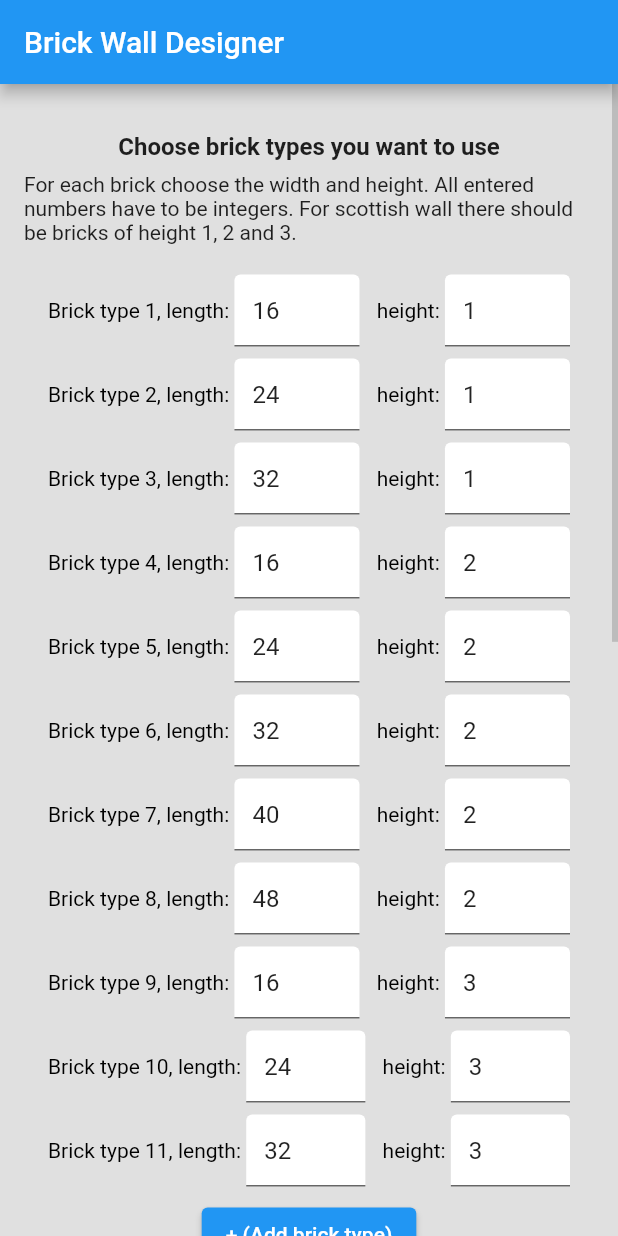
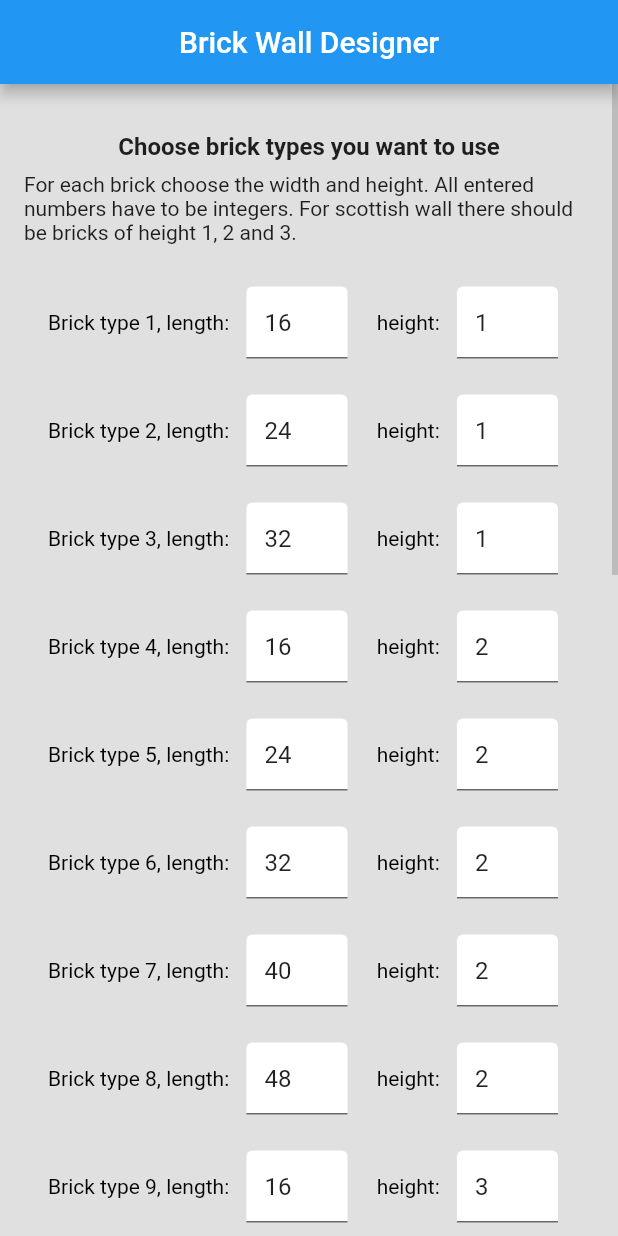
Before and after one commit to AriJordan/BrickWallDesigner, a Flutter app: the screen it shows after launch, on a phone screen of 412 x 824 dp. Run offline on Flutter 3.47's test engine with Material 2 defaults, Android fonts, the phone set to English and light mode, and no system bars; our stand-ins replace screenshot, tuple; missing offline and left inert: universal_html.

Commit message:
Add more spacing and other small

```diff
--- a/lib/main.dart
+++ b/lib/main.dart
@@ -186,7 +186,7 @@ class _MyHomePageState extends State<MyHomePage> {
       child: Scaffold(
         backgroundColor: Colors.grey[300],
         appBar: AppBar(
-          title: Text(widget.title),
+          title: Center(child: Text(widget.title)),
         ),
         body: Center(
           child: Scrollbar(
@@ -253,12 +253,34 @@ class _MyHomePageState extends State<MyHomePage> {
                         } else if (index == brickLengths.length + 2) {
                           // Wall dimensions
                           return ListTile(
-                            title: const Text(
-                              'Wall dimensions (length, height), needs to be integer.',
+                            title: Center(
+                              child: Column(
+                                children: const [
+                                  SizedBox(
+                                    height: 8,
+                                  ),
+                                  Text(
+                                    'Wall dimensions',
+                                    style: TextStyle(
+                                      fontSize: 16,
+                                      fontWeight: FontWeight.bold,
+                                    ),
+                                  ),
+                                  SizedBox(
+                                    height: 8,
+                                  )
+                                ],
+                              ),
                             ),
                             subtitle: Row(
                               children: [
+                                const Text(
+                                  'length: ',
+                                  style: TextStyle(color: Colors.black),
+                                ),
                                 Expanded(
+                                  child: Padding(
+                                    padding: const EdgeInsets.all(8.0),
                                     child: TextFormField(
                                       keyboardType: TextInputType.number,
                                       initialValue: wallLength.toString(),
@@ -270,8 +292,15 @@ class _MyHomePageState extends State<MyHomePage> {
                                       },
                                     ),
                                   ),
+                                ),
                                 const SizedBox(width: 8),
+                                const Text(
+                                  'height: ',
+                                  style: TextStyle(color: Colors.black),
+                                ),
                                 Expanded(
+                                  child: Padding(
+                                    padding: const EdgeInsets.all(8.0),
                                     child: TextFormField(
                                       keyboardType: TextInputType.number,
                                       initialValue: wallHeight.toString(),
@@ -279,6 +308,7 @@ class _MyHomePageState extends State<MyHomePage> {
                                         wallHeight =
                                             int.tryParse(value) ?? wallHeight;
                                       },
+                                    ),
                                   ),
                                 ),
                               ],
@@ -294,6 +324,8 @@ class _MyHomePageState extends State<MyHomePage> {
                                   style: const TextStyle(color: Colors.black),
                                 ),
                                 Expanded(
+                                  child: Padding(
+                                    padding: const EdgeInsets.all(8.0),
                                     child: TextFormField(
                                       keyboardType: TextInputType.number,
                                       initialValue:
@@ -307,12 +339,15 @@ class _MyHomePageState extends State<MyHomePage> {
                                       },
                                     ),
                                   ),
+                                ),
                                 const SizedBox(width: 8),
                                 const Text(
                                   ' height: ',
                                   style: TextStyle(color: Colors.black),
                                 ),
                                 Expanded(
+                                  child: Padding(
+                                    padding: const EdgeInsets.all(8.0),
                                     child: TextFormField(
                                       keyboardType: TextInputType.number,
                                       initialValue:
@@ -324,6 +359,7 @@ class _MyHomePageState extends State<MyHomePage> {
                                                   brickHeights[index];
                                         });
                                       },
+                                    ),
                                   ),
                                 ),
                               ],
@@ -343,9 +379,17 @@ class _MyHomePageState extends State<MyHomePage> {
                     const Text('''
                       - Divide all heights by the same number to make them integers.
                       - Press "Design wall" again to get a different wall'''),
+                    const SizedBox(height: 16),
+                    const Text(
+                      'Wall type',
+                      style: TextStyle(
+                        fontSize: 16,
+                        fontWeight: FontWeight.bold,
+                      ),
+                    ),
                     const SizedBox(height: 8),
                     Padding(
-                      padding: const EdgeInsets.only(left: 20.0, right: 20.0),
+                      padding: const EdgeInsets.only(left: 30.0, right: 30.0),
                       child: DropdownButtonFormField(
                         value: selectedWallType,
                         items: WallType.values.map((WallType wallType) {
@@ -392,7 +436,7 @@ class _MyHomePageState extends State<MyHomePage> {
                         fontWeight: FontWeight.bold,
                       ),
                     ),
-                    const SizedBox(height: 16),
+                    const SizedBox(height: 8),
                     Container(
                       color: Colors.yellow[100],
                       child: Scrollbar(
```
Lines whose indentation alone changed are shown as unchanged.
